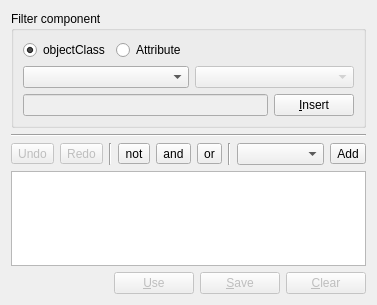
Old version of the form resources/forms/plugins/search/FilterBuilderDesign.ui in the repository einaru/luma.
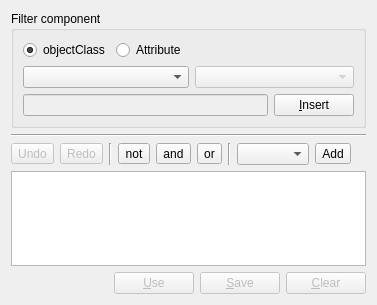
New version of the form.

Commit message: Fixes: SearchPlugin;   Visual feedback on search errors.   Filter syntax highlighting in the filter builder.   No longer opens up with a server selected -> this makes the plugin load faster.

```diff
--- a/resources/forms/plugins/search/FilterBuilderDesign.ui
+++ b/resources/forms/plugins/search/FilterBuilderDesign.ui
@@ -202,6 +202,19 @@
        </property>
       </widget>
      </item>
+     <item>
+      <spacer name="horizontalSpacer_2">
+       <property name="orientation">
+        <enum>Qt::Horizontal</enum>
+       </property>
+       <property name="sizeHint" stdset="0">
+        <size>
+         <width>40</width>
+         <height>20</height>
+        </size>
+       </property>
+      </spacer>
+     </item>
     </layout>
    </item>
    <item>
```
Left out of the diff: 6 changed lines with no effect on the pictures. The commit also changes 43 other files.
